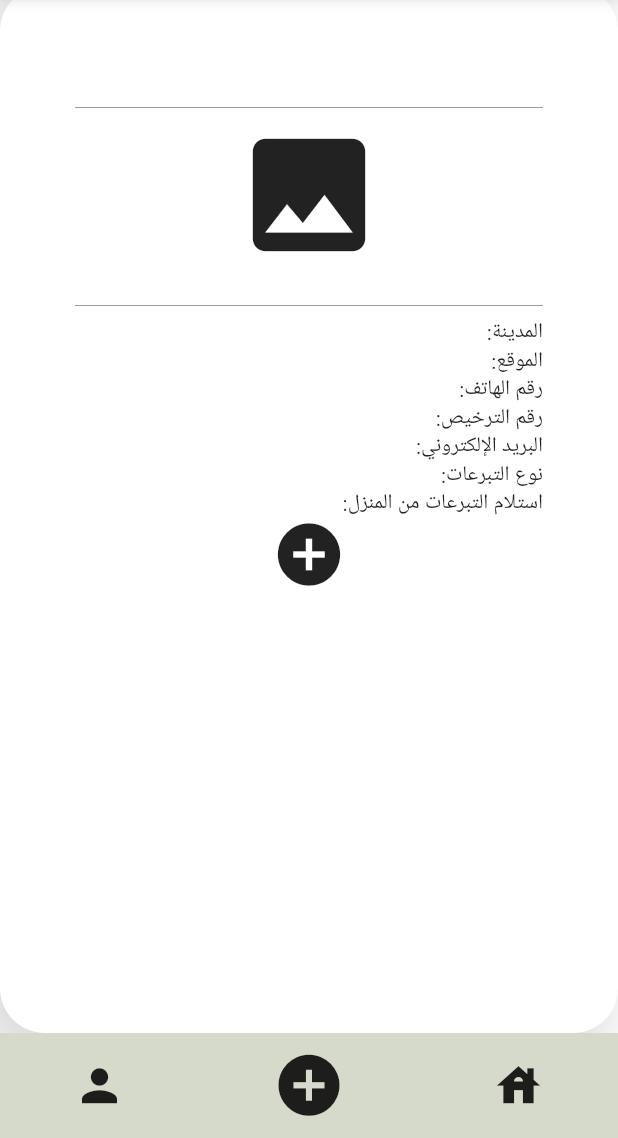
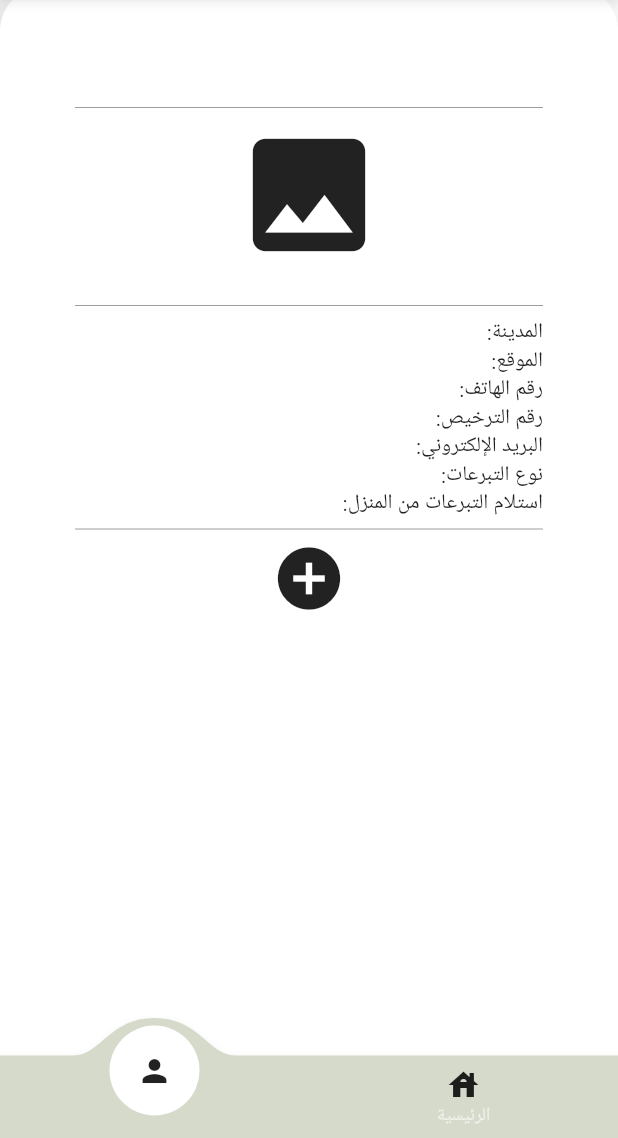
Before and after one commit to 2021-GP-Group9/AownApp, a Flutter app: the ViewPage screen opened directly with empty values, on a phone screen of 412 x 824 dp, the part 98-1236 px from its top. Run offline on Flutter 3.47's test engine with Material 2 defaults, Android fonts, the phone set to English and light mode, and no system bars; drawn by our look-alikes of convex_bottom_bar; our stand-ins replace fluttertoast, shared_preferences, table_calendar; accounts and stored records are empty; network calls fail; Roboto replaces fonts that are missing (Almarai Light).

Commit message:
bottom bar design, scroll in view page

```diff
--- a/lib/home_screen/home_screen.dart
+++ b/lib/home_screen/home_screen.dart
@@ -212,11 +212,17 @@ class _HomeScreenState extends State<HomeScreen> {
     //     context,
     //     MaterialPageRoute(builder: (context) => Book_appointment()),
     //   );
-    } else if(selectedPage == 1){
+    } else if(selectedPage == 0){
+      Navigator.push(
+        context,
+        MaterialPageRoute(builder: (context) => Profile()),
+      );
+    }else if (selectedPage == 1) {
       Navigator.push(
         context,
         MaterialPageRoute(builder: (context) => HomeScreen()),
       );
+
     }
   }
   // when notification icon button clicked
--- a/lib/profile/profile_screen.dart
+++ b/lib/profile/profile_screen.dart
@@ -65,7 +65,7 @@ class _ProfileState extends State<Profile> {
                   MaterialPageRoute(builder: (context) =>
                       WelcomeScrean()), (Route<dynamic> route) => false);
             },
-            child: Icon(Icons.logout_rounded)
+            child: Icon(Icons.logout_rounded, color: Colors.black54,)
         ),
         backgroundColor: Color(0xffD6DACB),
         title: Text(
--- a/lib/viewPage.dart
+++ b/lib/viewPage.dart
@@ -1,59 +1,42 @@
 import 'package:aownapp/profile/profile_screen.dart';
+import 'package:convex_bottom_bar/convex_bottom_bar.dart';
 import 'package:flutter/material.dart';
+import 'package:flutter/rendering.dart';
 import 'bookAppointment/book_appointment_screen.dart';
 import 'connection/charity_model.dart';
 import 'home_screen/home_screen.dart';
 
-class ViewPage extends StatelessWidget {
+class ViewPage extends StatefulWidget {
   final CharityModel charityModel;
 
   const ViewPage({Key? key, required this.charityModel}) : super(key: key);
 
   @override
+  State<ViewPage> createState() => _ViewPageState();
+}
+
+class _ViewPageState extends State<ViewPage> {
+  int selectedPage = 0;
+  final _pageOption=[Profile(),HomeScreen()];
+  @override
   Widget build(BuildContext context) {
     return Scaffold(
-      bottomNavigationBar: Container(
-        color: Color(0xffD6DACA),
-        height: 70,
-        child: Row(
-          mainAxisAlignment: MainAxisAlignment.spaceAround,
-          children: [
-            GestureDetector(
-                onTap: () {
-                  Navigator.push(
-                    context,
-                    MaterialPageRoute(builder: (context) => Profile()),
-                  );
+        bottomNavigationBar: ConvexAppBar(
+          items: [
+            TabItem(icon:Icon(Icons.person),title:'ملف شخصي'),
+            // TabItem(icon:Icon(Icons.add_circle),title:'موعد '),
+            TabItem(icon:Icon(Icons.house),title:'الرئيسية'),
+          ],
+          height: 55,
+          initialActiveIndex: selectedPage,
+          onTap: (int index){
+            print(index);
+            setState(() {
+              selectedPage = index;
+              _pn(selectedPage);
+            });
           },
-                child: Icon(
-                  Icons.person,
-                  size: 35,
-                )),
-            GestureDetector(
-                onTap: () {
-                  Navigator.push(
-                    context,
-                    MaterialPageRoute(builder: (context) => Book_appointment()),
-                  );
-                },
-                child: Icon(
-                  Icons.add_circle,
-                  size: 49,
-                )),
-            GestureDetector(
-                onTap: () {
-                  Navigator.push(
-                    context,
-                    MaterialPageRoute(builder: (context) => HomeScreen()),
-                  );
-                },
-
-                child: Icon(
-                  Icons.house,
-                  size: 35,)
-            )
-          ],
-        ),
+          backgroundColor: const Color(0xffD6DACA),
         ),
       appBar: AppBar(
         backgroundColor: Color(0xffD6DACB),
@@ -73,7 +56,9 @@ class ViewPage extends StatelessWidget {
         ],
         centerTitle: true,
       ),
-      body: Container(
+      body: SingleChildScrollView(
+        child: Container(
+
           // container 1 that contain every thing
 
           padding: const EdgeInsets.all(50),
@@ -95,10 +80,13 @@ class ViewPage extends StatelessWidget {
               ]
           ),
           child: Column(
+
             children:[
+
           Container(
+
           child: Text(
-        charityModel.name,
+          widget.charityModel.name,
             style: TextStyle(
               fontFamily: 'Almarai Bold',
               fontSize: 20,
@@ -111,12 +99,12 @@ class ViewPage extends StatelessWidget {
         Container(
           height: 100,
           width: 100,
-        child: (charityModel.imageString == "") ? Icon(Icons.image, size: 100)
-            : charityModel.image,
+          child: (widget.charityModel.imageString == "") ? Icon(Icons.image, size: 100)
+              : widget.charityModel.image,
         ),
         Container(
 
-          child: Text(charityModel.description, textAlign: TextAlign.end,
+            child: Text(widget.charityModel.description, textAlign: TextAlign.end,
                 style: TextStyle(
                   fontFamily: 'Almarai Light',
                   fontSize: 14,)
@@ -125,7 +113,7 @@ class ViewPage extends StatelessWidget {
         Row(
             children: <Widget>[
               Expanded(child: Text(
-                charityModel.city, textAlign: TextAlign.right,
+                  widget.charityModel.city, textAlign: TextAlign.right,
                   textDirection: TextDirection.rtl,
                   style: TextStyle(
                     fontFamily: 'Almarai Light',
@@ -143,7 +131,7 @@ class ViewPage extends StatelessWidget {
         Row(
             children: <Widget>[
               Expanded(child: Text(
-                charityModel.location, textAlign: TextAlign.right,
+                  widget.charityModel.location, textAlign: TextAlign.right,
                   textDirection: TextDirection.rtl,
                   style: TextStyle(
                     fontFamily: 'Almarai Light',
@@ -161,7 +149,7 @@ class ViewPage extends StatelessWidget {
         Row(
             children: <Widget>[
               Expanded(child: Text(
-                charityModel.phone, textAlign: TextAlign.right,
+                  widget.charityModel.phone, textAlign: TextAlign.right,
                   textDirection: TextDirection.rtl,
                   style: TextStyle(
                     fontFamily: 'Almarai Light',
@@ -178,7 +166,7 @@ class ViewPage extends StatelessWidget {
         ), Row(
                   children: <Widget>[
                     Expanded(child: Text(
-                      charityModel.licenseNumber,textAlign:
+                        widget.charityModel.licenseNumber,textAlign:
                     TextAlign.right,textDirection:TextDirection.rtl,
                         style: TextStyle(
                           fontFamily: 'Almarai Light' ,
@@ -196,7 +184,7 @@ class ViewPage extends StatelessWidget {
 
             children: <Widget>[
               Expanded(child: Text(
-                charityModel.email, textAlign: TextAlign.right,
+                  widget.charityModel.email, textAlign: TextAlign.right,
                   textDirection: TextDirection.rtl,
                   style: TextStyle(
                     fontFamily: 'Almarai Light',
@@ -214,8 +202,9 @@ class ViewPage extends StatelessWidget {
         ),
         Row(
             children: <Widget>[
+
               Expanded(child: Text(
-                charityModel.donationType, textAlign: TextAlign.right,
+                  widget.charityModel.donationType, textAlign: TextAlign.right,
                   textDirection: TextDirection.rtl,
                   style: TextStyle(
                     fontFamily: 'Almarai Light',
@@ -231,9 +220,10 @@ class ViewPage extends StatelessWidget {
             ]
         ),
         Row(
+
             children: <Widget>[
               Expanded(child: Text(
-                charityModel.service, textAlign: TextAlign.right,
+                  widget.charityModel.service, textAlign: TextAlign.right,
                   textDirection: TextDirection.rtl,
                   style: TextStyle(
                     fontFamily: 'Almarai Light',
@@ -249,6 +239,7 @@ class ViewPage extends StatelessWidget {
 
             ]
         ),
+        Divider(color: Colors.grey,),
 
     Container(
     child: GestureDetector(
@@ -266,8 +257,24 @@ class ViewPage extends StatelessWidget {
     ],
     )
 
+    ),
       )
 
     );
+
+  }
+  _pn(int selectedPage) {
+    if (selectedPage == 0) {
+      Navigator.push(
+        context,
+        MaterialPageRoute(builder: (context) => Profile()),
+      );
+    }else if (selectedPage == 1) {
+      Navigator.push(
+        context,
+        MaterialPageRoute(builder: (context) => HomeScreen()),
+      );
+
     }
   }
+}
```
Lines whose indentation alone changed are shown as unchanged.
